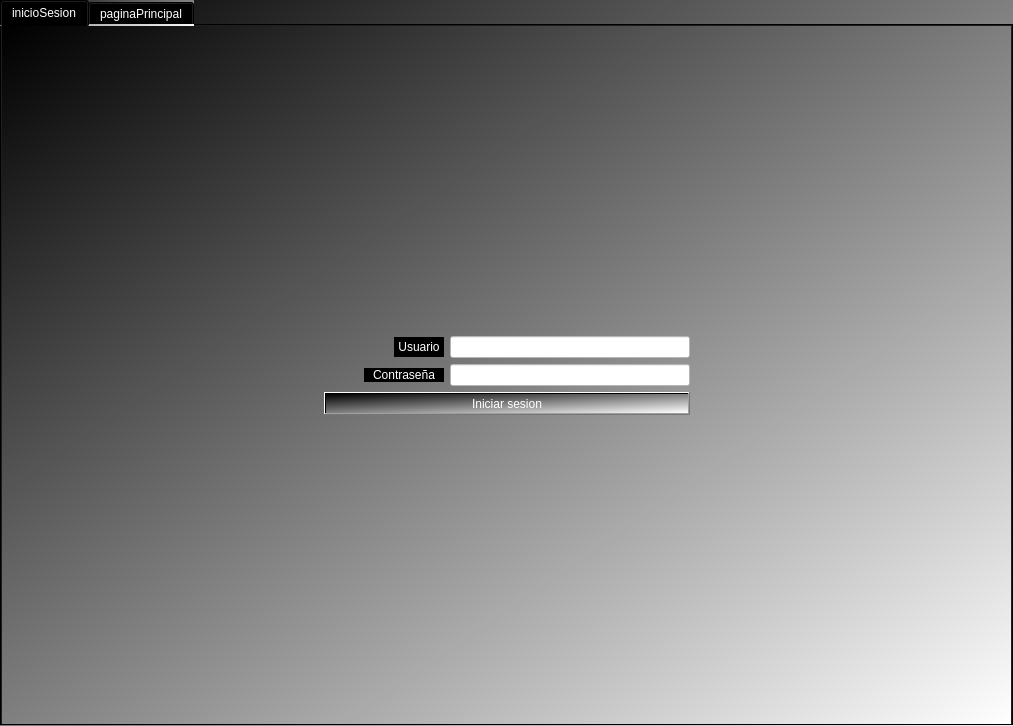
This is UI/interfaz.ui in dtrejo0611/TrabajoTerminal as Qt 5 draws it before an edit. The edited form follows.
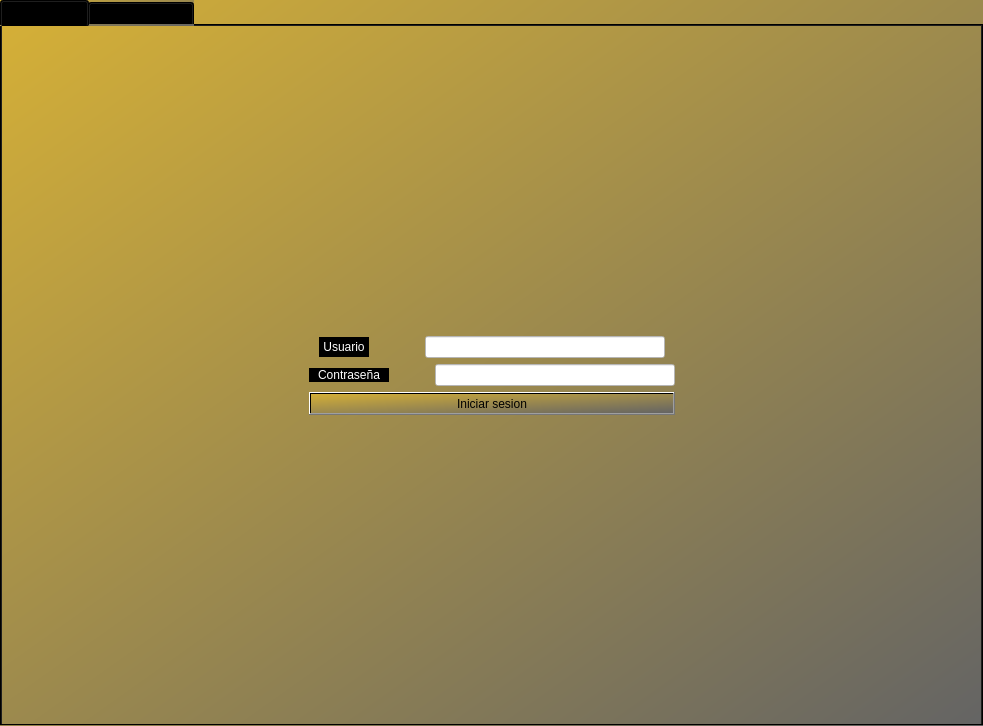
This is the edited form.

What changed in the file:
```diff
--- a/UI/interfaz.ui
+++ b/UI/interfaz.ui
@@ -6,7 +6,7 @@
    <rect>
     <x>0</x>
     <y>0</y>
-    <width>1013</width>
+    <width>983</width>
     <height>726</height>
    </rect>
   </property>
@@ -14,7 +14,7 @@
    <string>MainWindow</string>
   </property>
   <property name="styleSheet">
-   <string notr="true">background-color: qlineargradient(spread:pad, x1:0, y1:0, x2:1, y2:1, stop:0 rgba(0, 0, 0, 255), stop:1 rgba(255, 255, 255, 255));</string>
+   <string notr="true">background-color: qlineargradient(spread:pad, x1:0, y1:0, x2:1, y2:1, stop:0 rgba(212, 175, 55, 255), stop:1 rgba(100, 100, 100, 255));</string>
   </property>
   <widget class="QWidget" name="centralwidget">
    <layout class="QVBoxLayout" name="verticalLayout_2">
@@ -33,8 +33,7 @@
     <item>
      <widget class="QTabWidget" name="tabWidget">
       <property name="styleSheet">
-       <string notr="true">background-color: qlineargradient(spread:pad, x1:0, y1:0, x2:1, y2:1, stop:0 rgba(0, 0, 0, 255), stop:1 rgba(255, 255, 255, 255));
-color: rgb(255, 255, 255);</string>
+       <string notr="true">background-color: qlineargradient(spread:pad, x1:0, y1:0, x2:1, y2:1, stop:0 rgba(212, 175, 55, 255), stop:1 rgba(100, 100, 100, 255));</string>
       </property>
       <property name="currentIndex">
        <number>0</number>
@@ -42,28 +41,17 @@
       <property name="usesScrollButtons">
        <bool>true</bool>
       </property>
-      <widget class="QWidget" name="tab">
+      <widget class="QWidget" name="inicioSesion">
        <attribute name="title">
         <string>inicioSesion</string>
        </attribute>
        <layout class="QGridLayout" name="gridLayout_2">
         <item row="1" column="1">
+         <layout class="QVBoxLayout" name="verticalLayout_4">
+          <item>
          <layout class="QVBoxLayout" name="verticalLayout_3">
           <item>
            <layout class="QHBoxLayout" name="horizontalLayout">
-            <item>
-             <spacer name="horizontalSpacer_3">
-              <property name="orientation">
-               <enum>Qt::Horizontal</enum>
-              </property>
-              <property name="sizeHint" stdset="0">
-               <size>
-                <width>40</width>
-                <height>20</height>
-               </size>
-              </property>
-             </spacer>
-            </item>
             <item>
              <widget class="QLabel" name="label">
               <property name="sizePolicy">
@@ -90,6 +78,22 @@
               </property>
              </widget>
             </item>
+              <item>
+               <spacer name="horizontalSpacer_3">
+                <property name="orientation">
+                 <enum>Qt::Horizontal</enum>
+                </property>
+                <property name="sizeType">
+                 <enum>QSizePolicy::Fixed</enum>
+                </property>
+                <property name="sizeHint" stdset="0">
+                 <size>
+                  <width>40</width>
+                  <height>20</height>
+                 </size>
+                </property>
+               </spacer>
+              </item>
             <item>
              <widget class="QLineEdit" name="usuario">
               <property name="sizePolicy">
@@ -105,7 +109,8 @@
                </size>
               </property>
               <property name="styleSheet">
-               <string notr="true">background-color: rgb(255, 255, 255);</string>
+                 <string notr="true">background-color: rgb(255, 255, 255);
+color: rgb(0, 0, 0);</string>
               </property>
              </widget>
             </item>
@@ -113,19 +118,6 @@
           </item>
           <item>
            <layout class="QHBoxLayout" name="horizontalLayout_2">
-            <item>
-             <spacer name="horizontalSpacer_4">
-              <property name="orientation">
-               <enum>Qt::Horizontal</enum>
-              </property>
-              <property name="sizeHint" stdset="0">
-               <size>
-                <width>40</width>
-                <height>20</height>
-               </size>
-              </property>
-             </spacer>
-            </item>
             <item>
              <widget class="QLabel" name="label_2">
               <property name="sizePolicy">
@@ -152,6 +144,22 @@
               </property>
              </widget>
             </item>
+              <item>
+               <spacer name="horizontalSpacer_4">
+                <property name="orientation">
+                 <enum>Qt::Horizontal</enum>
+                </property>
+                <property name="sizeType">
+                 <enum>QSizePolicy::Fixed</enum>
+                </property>
+                <property name="sizeHint" stdset="0">
+                 <size>
+                  <width>40</width>
+                  <height>20</height>
+                 </size>
+                </property>
+               </spacer>
+              </item>
             <item>
              <widget class="QLineEdit" name="contrasena">
               <property name="sizePolicy">
@@ -167,7 +175,8 @@
                </size>
               </property>
               <property name="styleSheet">
-               <string notr="true">background-color: rgb(255, 255, 255);</string>
+                 <string notr="true">background-color: rgb(255, 255, 255);
+color: rgb(0, 0, 0);</string>
               </property>
              </widget>
             </item>
@@ -175,15 +184,24 @@
           </item>
          </layout>
         </item>
-        <item row="0" column="1">
-         <spacer name="verticalSpacer_2">
+          <item>
+           <widget class="QPushButton" name="botonInicioSesion">
+            <property name="text">
+             <string>Iniciar sesion</string>
+            </property>
+           </widget>
+          </item>
+         </layout>
+        </item>
+        <item row="1" column="2">
+         <spacer name="horizontalSpacer_2">
           <property name="orientation">
-           <enum>Qt::Vertical</enum>
+           <enum>Qt::Horizontal</enum>
           </property>
           <property name="sizeHint" stdset="0">
            <size>
-            <width>20</width>
-            <height>40</height>
+            <width>40</width>
+            <height>20</height>
            </size>
           </property>
          </spacer>
@@ -214,29 +232,22 @@
           </property>
          </spacer>
         </item>
-        <item row="1" column="2">
-         <spacer name="horizontalSpacer_2">
+        <item row="0" column="1">
+         <spacer name="verticalSpacer_2">
           <property name="orientation">
-           <enum>Qt::Horizontal</enum>
+           <enum>Qt::Vertical</enum>
           </property>
           <property name="sizeHint" stdset="0">
            <size>
-            <width>40</width>
-            <height>20</height>
+            <width>20</width>
+            <height>40</height>
            </size>
           </property>
          </spacer>
         </item>
-        <item row="2" column="1">
-         <widget class="QPushButton" name="botonInicioSesion">
-          <property name="text">
-           <string>Iniciar sesion</string>
-          </property>
-         </widget>
-        </item>
        </layout>
       </widget>
-      <widget class="QWidget" name="tab_2">
+      <widget class="QWidget" name="interfazPrincipal">
        <attribute name="title">
         <string>paginaPrincipal</string>
        </attribute>
```
Lines whose indentation alone changed are shown as unchanged.
